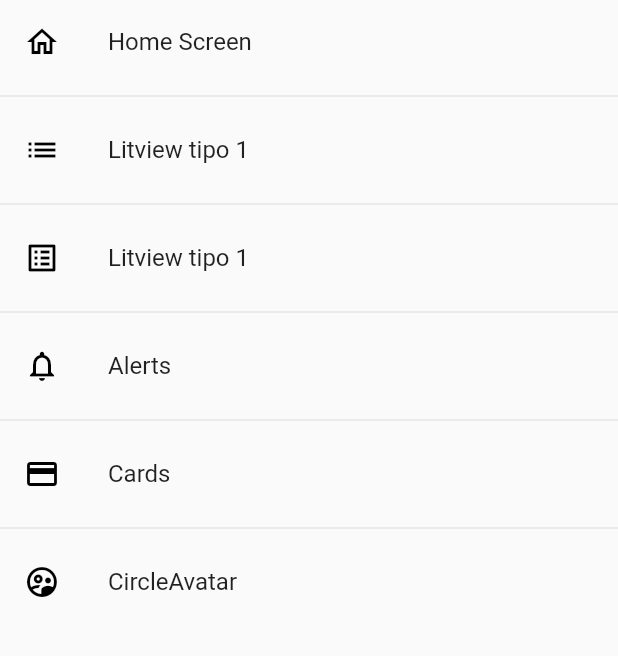
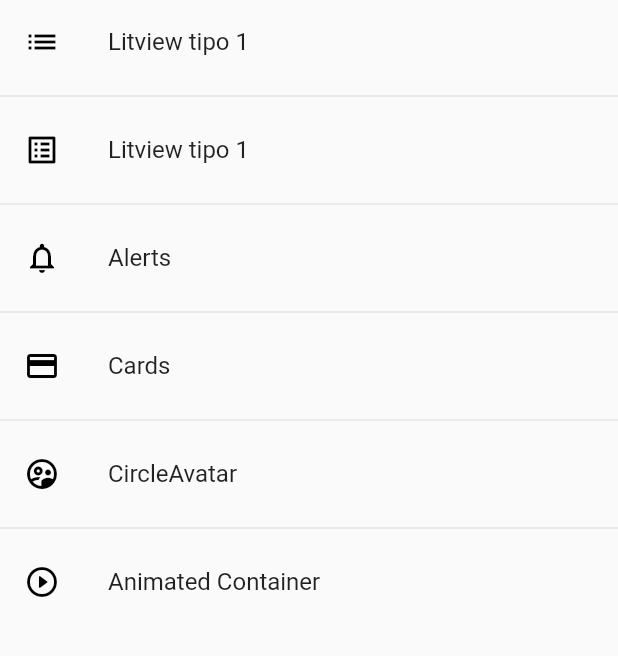
Before and after one commit to Reales09/components_flutter, a Flutter app: the screen it shows after launch, on a phone screen of 412 x 824 dp, the part 84-740 px from its top. Run offline on Flutter 3.47's test engine with Material 2 defaults, Android fonts, the phone set to English and light mode, and no system bars.

Commit message:
Se agrega animated container

```diff
--- a/lib/router/app_routes.dart
+++ b/lib/router/app_routes.dart
@@ -12,11 +12,11 @@ class AppRoutes {
   static const initialRoute = 'home';
   static final menuOptions = <MenuOption>[
     //TODO: borrar home
-    MenuOption(
-        route: 'home',
-        name: 'Home Screen',
-        scren: const HomeScreen(),
-        icon: Icons.home_outlined),
+    // MenuOption(
+    //     route: 'home',
+    //     name: 'Home Screen',
+    //     scren: const HomeScreen(),
+    //     icon: Icons.home_outlined),
 
     MenuOption(
         route: 'listview1',
@@ -47,10 +47,17 @@ class AppRoutes {
         name: 'CircleAvatar',
         scren: const AvatarScreen(),
         icon: Icons.supervised_user_circle_outlined),
+
+    MenuOption(
+        route: 'animated',
+        name: 'Animated Container',
+        scren: const AnimatedScreen(),
+        icon: Icons.play_circle_outline_rounded),
   ];
 
   static Map<String, Widget Function(BuildContext)> getAppRoutes() {
     Map<String, Widget Function(BuildContext)> appRoutes = {};
+    appRoutes.addAll({'home': (BuildContext context) => const HomeScreen()});
 
     for (final option in menuOptions) {
       appRoutes.addAll({option.route: (BuildContext context) => option.scren});
--- a/lib/screens/screens.dart
+++ b/lib/screens/screens.dart
@@ -1,3 +1,4 @@
+export 'package:fl_components/screens/animated_screen.dart';
 export 'package:fl_components/screens/avatar_screen.dart';
 export 'package:fl_components/screens/alert_screen.dart';
 export 'package:fl_components/screens/card_screen.dart';
```
Also changed, not shown: lib/screens/animated_screen.dart (added, +54 -0 lines).
